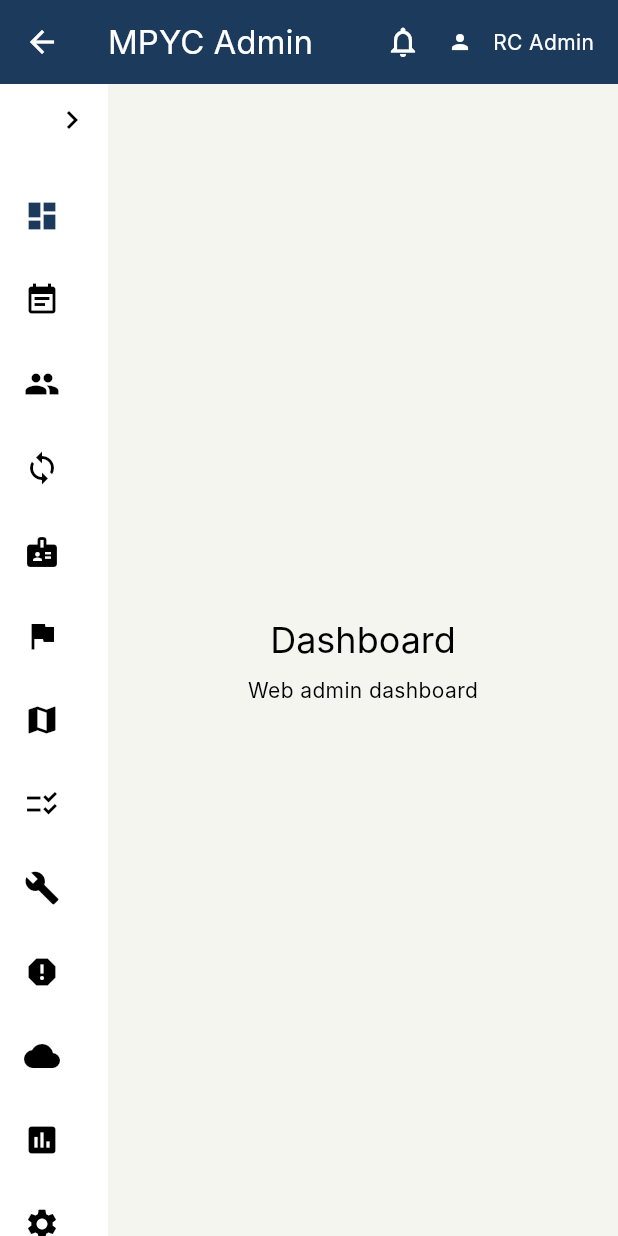
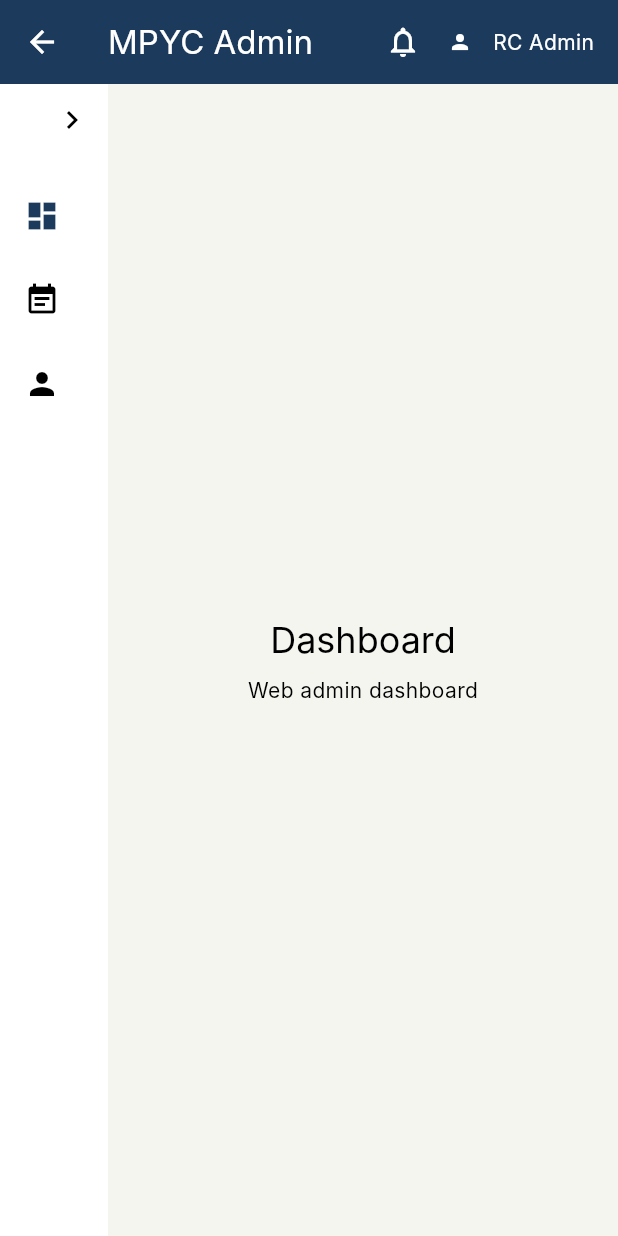
Before and after one commit to lkilpatrick/mpyc-raceday, a Flutter app: the WebShell screen opened directly with empty values, on a phone screen of 412 x 824 dp. Run offline on Flutter 3.47's test engine with Material 3 defaults, Android fonts, the phone set to English and light mode, and no system bars; our stand-ins replace cloud_firestore, cloud_functions, connectivity_plus, data_table_2, file_picker, firebase_auth and 12 more; missing offline and left inert: dart:html; accounts and stored records are empty; Roboto replaces fonts that are missing (Inter).

Commit message:
Complete RBAC rollout: Clubspot sync, role-based sidebar, signal # login
- Clubspot sync (CF + Flutter): preserve roles array, migrate legacy 'role' to 'roles', preserve locally-managed fields (signalNumber, boatName, sailNumber, boatClass, phrfRating, firebaseUid, lastLogin, isActive)
- Web sidebar: role-based nav filtering  web_admin sees all, rc_chair sees race ops, club_board sees reports, crew/skipper excluded from web
- WebShell: converted to ConsumerStatefulWidget, passes userRoles to sidebar
- Mobile login: accepts signal #, membership #, or email as identifier
- Cloud Function sendVerificationCode: multi-field lookup (signalNumber  memberNumber  email)
- Login screen UX updated with clearer hints and error messages

```diff
--- a/lib/web/navigation/web_sidebar.dart
+++ b/lib/web/navigation/web_sidebar.dart
@@ -1,51 +1,117 @@
 import 'package:flutter/material.dart';
+import 'package:mpyc_raceday/features/auth/data/models/member.dart';
 
+/// Which roles can see this nav item.
+/// If null, all authenticated users with web dashboard access can see it.
 class WebNavItem {
   const WebNavItem({
     required this.label,
     required this.route,
     required this.icon,
+    this.requiredRoles,
+    this.section,
   });
 
   final String label;
   final String route;
   final IconData icon;
+  final List<MemberRole>? requiredRoles;
+  final String? section;
+
+  bool isVisibleTo(List<MemberRole> userRoles) {
+    if (requiredRoles == null) return true;
+    return userRoles.any((r) => requiredRoles!.contains(r) || r == MemberRole.webAdmin);
+  }
 }
 
 const List<WebNavItem> webNavItems = [
+  // All web users
   WebNavItem(label: 'Dashboard', route: '/dashboard', icon: Icons.dashboard),
+
+  // Race operations — web_admin + rc_chair
   WebNavItem(
     label: 'Season Calendar',
     route: '/season-calendar',
     icon: Icons.event_note,
+    section: 'Race Operations',
+  ),
+  WebNavItem(
+    label: 'Race Events',
+    route: '/race-events',
+    icon: Icons.flag,
+    requiredRoles: [MemberRole.webAdmin, MemberRole.rcChair],
   ),
   WebNavItem(
     label: 'Crew Management',
     route: '/crew-management',
     icon: Icons.group,
+    requiredRoles: [MemberRole.webAdmin, MemberRole.rcChair],
+  ),
+  WebNavItem(
+    label: 'Courses',
+    route: '/courses',
+    icon: Icons.map,
+    requiredRoles: [MemberRole.webAdmin, MemberRole.rcChair],
+  ),
+  WebNavItem(
+    label: 'Checklists',
+    route: '/checklists-admin',
+    icon: Icons.checklist_rtl,
+    requiredRoles: [MemberRole.webAdmin, MemberRole.rcChair],
+  ),
+  WebNavItem(
+    label: 'Incidents & Protests',
+    route: '/incidents',
+    icon: Icons.report,
+    requiredRoles: [MemberRole.webAdmin, MemberRole.rcChair],
+  ),
+  WebNavItem(
+    label: 'Weather Logs',
+    route: '/weather-logs',
+    icon: Icons.cloud,
+    requiredRoles: [MemberRole.webAdmin, MemberRole.rcChair],
+  ),
+
+  // Maintenance — web_admin + rc_chair
+  WebNavItem(
+    label: 'Maintenance',
+    route: '/maintenance',
+    icon: Icons.build,
+    requiredRoles: [MemberRole.webAdmin, MemberRole.rcChair],
+  ),
+
+  // Reports — web_admin + club_board
+  WebNavItem(
+    label: 'Reports',
+    route: '/reports',
+    icon: Icons.assessment,
+    requiredRoles: [MemberRole.webAdmin, MemberRole.clubBoard],
+    section: 'Reports',
+  ),
+
+  // Admin only — web_admin
+  WebNavItem(
+    label: 'Members',
+    route: '/members',
+    icon: Icons.badge,
+    requiredRoles: [MemberRole.webAdmin],
+    section: 'Admin',
   ),
   WebNavItem(
     label: 'Sync Dashboard',
     route: '/sync-dashboard',
     icon: Icons.sync,
+    requiredRoles: [MemberRole.webAdmin],
   ),
-  WebNavItem(label: 'Members', route: '/members', icon: Icons.badge),
-  WebNavItem(label: 'Race Events', route: '/race-events', icon: Icons.flag),
-  WebNavItem(label: 'Courses', route: '/courses', icon: Icons.map),
   WebNavItem(
-    label: 'Checklists',
-    route: '/checklists-admin',
-    icon: Icons.checklist_rtl,
+    label: 'System Settings',
+    route: '/system-settings',
+    icon: Icons.settings,
+    requiredRoles: [MemberRole.webAdmin],
   ),
-  WebNavItem(label: 'Maintenance', route: '/maintenance', icon: Icons.build),
-  WebNavItem(
-    label: 'Incidents & Protests',
-    route: '/incidents',
-    icon: Icons.report,
-  ),
-  WebNavItem(label: 'Weather Logs', route: '/weather-logs', icon: Icons.cloud),
-  WebNavItem(label: 'Reports', route: '/reports', icon: Icons.assessment),
-  WebNavItem(label: 'Settings', route: '/settings', icon: Icons.settings),
+
+  // All web users
+  WebNavItem(label: 'Profile', route: '/settings', icon: Icons.person),
 ];
 
 class WebSidebar extends StatelessWidget {
@@ -54,18 +120,22 @@ class WebSidebar extends StatelessWidget {
     required this.activeRoute,
     required this.isCollapsed,
     required this.onSelected,
+    required this.userRoles,
   });
 
   final String activeRoute;
   final bool isCollapsed;
   final ValueChanged<WebNavItem> onSelected;
+  final List<MemberRole> userRoles;
 
   @override
   Widget build(BuildContext context) {
+    final visibleItems = webNavItems.where((item) => item.isVisibleTo(userRoles)).toList();
+
     return ListView(
       padding: const EdgeInsets.symmetric(vertical: 12),
       children: [
-        for (final item in webNavItems)
+        for (final item in visibleItems)
           Tooltip(
             message: isCollapsed ? item.label : '',
             child: ListTile(
--- a/lib/web/web_shell.dart
+++ b/lib/web/web_shell.dart
@@ -1,7 +1,9 @@
 import 'package:flutter/material.dart';
+import 'package:flutter_riverpod/flutter_riverpod.dart';
 import 'package:go_router/go_router.dart';
 import 'package:mpyc_raceday/features/admin/presentation/web/member_management_page.dart';
 import 'package:mpyc_raceday/features/admin/presentation/web/sync_dashboard_panel.dart';
+import 'package:mpyc_raceday/features/auth/data/auth_providers.dart';
 import 'package:mpyc_raceday/features/auth/presentation/web/admin_profile_page.dart';
 import 'package:mpyc_raceday/features/checklists/presentation/web/checklist_compliance_dashboard.dart';
 import 'package:mpyc_raceday/features/checklists/presentation/web/checklist_completion_history_page.dart';
@@ -28,17 +30,17 @@ import 'package:mpyc_raceday/shared/widgets/placeholder_page.dart';
 import 'package:mpyc_raceday/web/layouts/web_scaffold.dart';
 import 'package:mpyc_raceday/web/navigation/web_sidebar.dart';
 
-class WebShell extends StatefulWidget {
+class WebShell extends ConsumerStatefulWidget {
   const WebShell({super.key, required this.activeRoute, required this.child});
 
   final String activeRoute;
   final Widget child;
 
   @override
-  State<WebShell> createState() => _WebShellState();
+  ConsumerState<WebShell> createState() => _WebShellState();
 }
 
-class _WebShellState extends State<WebShell> {
+class _WebShellState extends ConsumerState<WebShell> {
   bool _isCollapsed = false;
   bool _autoCollapsed = false;
 
@@ -114,6 +116,8 @@ class _WebShellState extends State<WebShell> {
 
   @override
   Widget build(BuildContext context) {
+    final userRoles = ref.watch(currentRolesProvider);
+
     // Auto-collapse sidebar on tablet-width screens (<1024px)
     final width = MediaQuery.sizeOf(context).width;
     if (width < 1024 && !_isCollapsed && !_autoCollapsed) {
@@ -139,6 +143,7 @@ class _WebShellState extends State<WebShell> {
         activeRoute: activeItem.route,
         isCollapsed: _isCollapsed,
         onSelected: (item) => context.go(item.route),
+        userRoles: userRoles,
       ),
       body: _buildBody(),
     );
```
Also changed, not shown: lib/features/auth/presentation/mobile/login_screen.dart (+6 -5 lines), lib/shared/services/clubspot_service.dart (+27 -2 lines), 1 other file.
